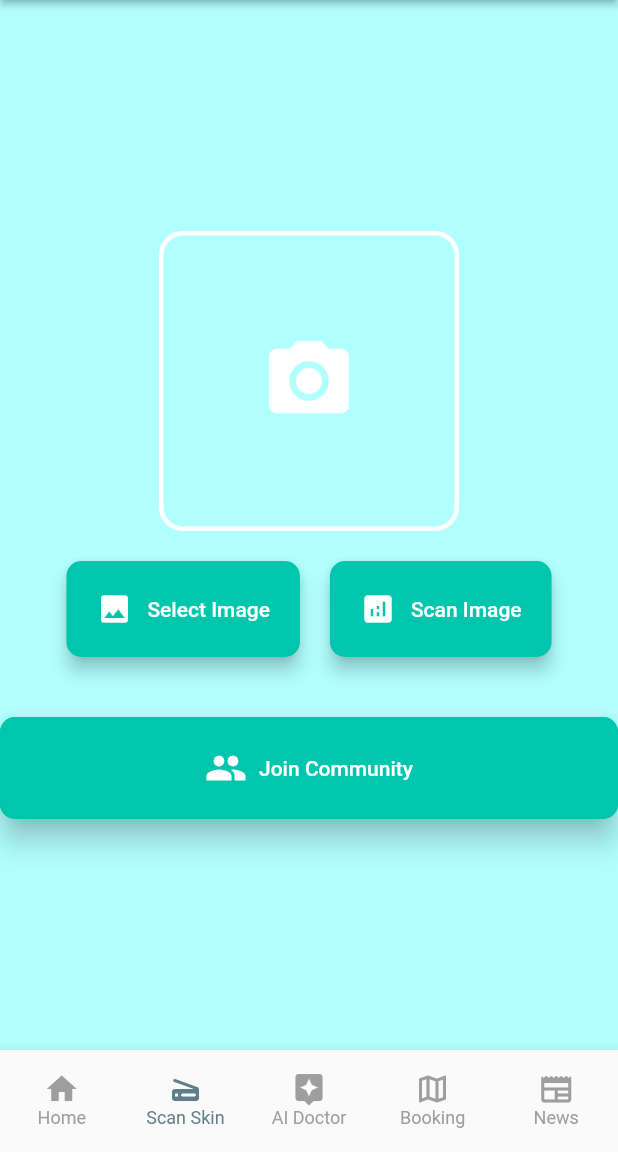
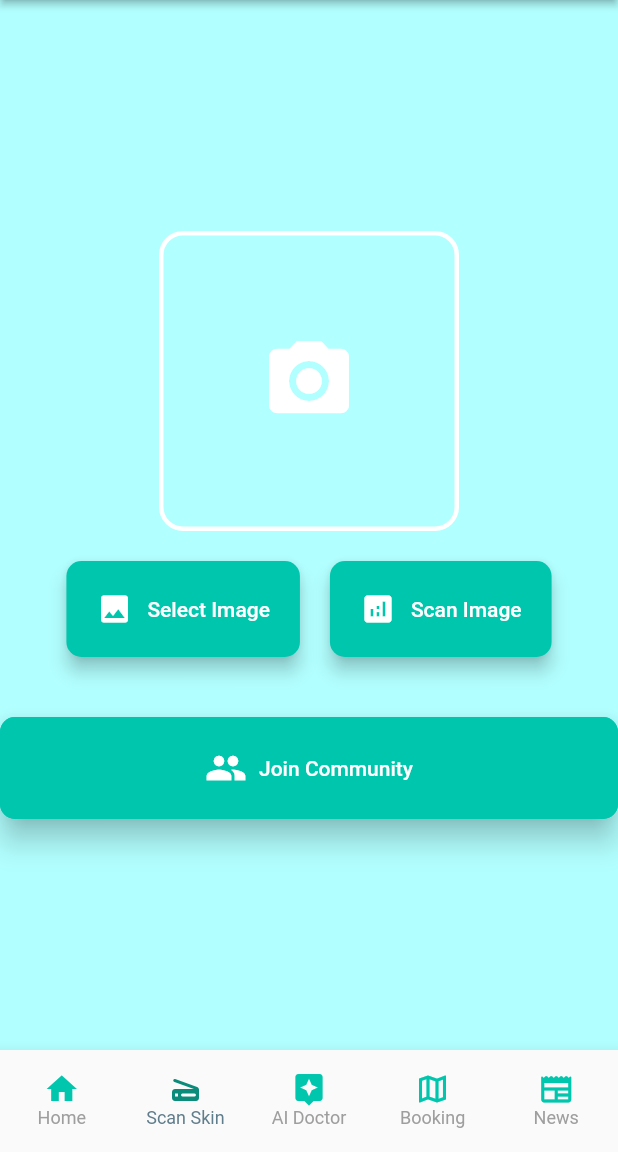
Before and after one commit to Muhammadurasheed/notchAI-complete, a Flutter app: the screen it shows after launch, item 2 of the bottom bar chosen, after a tap on "Scan Image", on a phone screen of 412 x 824 dp, the part 84-1236 px from its top. Run offline on Flutter 3.47's test engine with Material 2 defaults, Android fonts, the phone set to English and light mode, and no system bars; our stand-ins replace animated_text_kit, flutter_dotenv, flutter_spinkit, flutter_svg, gap, google_fonts and 1 more; missing offline and left inert: mongo_dart, scanning_effect.

Commit message:
news summary, scanning animation, and other pages worked on

```diff
--- a/lib/screens/bottom_navigation.dart
+++ b/lib/screens/bottom_navigation.dart
@@ -40,8 +40,8 @@ class _BottomNavBarState extends State<BottomNavBar> {
         showUnselectedLabels: false,
         showSelectedLabels: false,
         type: BottomNavigationBarType.fixed,
-        selectedItemColor: Colors.blueGrey,
-        unselectedItemColor: Colors.grey, // Changed unselected color to grey
+        selectedItemColor: const Color.fromARGB(255, 11, 140, 123),
+        unselectedItemColor: const Color(0xff00c6ad), // Changed unselected color to grey
         items: [
           _buildNavBarItem(Icons.home, "Home", 0),
           _buildNavBarItem(Icons.scanner_rounded, "Scan Skin", 1),
--- a/lib/screens/home_screen.dart
+++ b/lib/screens/home_screen.dart
@@ -2,7 +2,6 @@ import 'package:flutter/material.dart';
 import 'package:gap/gap.dart';
 import 'package:notchai_frontend/screens/ai_chat_screen.dart';
 import 'package:notchai_frontend/pages/doctor_home.dart';
-import 'package:notchai_frontend/utils/app_styles.dart';
 
 class HomeScreen extends StatelessWidget {
   const HomeScreen({super.key});
@@ -10,8 +9,9 @@ class HomeScreen extends StatelessWidget {
   @override
   Widget build(BuildContext context) {
     return Scaffold(
-      backgroundColor: Styles.bgColor,
-      body: ListView(
+      backgroundColor: const Color(0xFF00C6AD),
+      body: SingleChildScrollView(
+        child: Column(
           children: [
             Container(
               padding: const EdgeInsets.symmetric(horizontal: 10),
@@ -21,17 +21,24 @@ class HomeScreen extends StatelessWidget {
                   Row(
                     mainAxisAlignment: MainAxisAlignment.spaceBetween,
                     children: [
-                    Column(
+                      const Column(
                         crossAxisAlignment: CrossAxisAlignment.start,
                         children: [
                           Text(
                             "Good Morning",
-                          style: Styles.headlineStyle3,
+                            style: TextStyle(
+                              color: Colors.white,
+                              fontSize: 28,
+                              fontWeight: FontWeight.bold,
                             ),
-                        const Gap(5),
+                          ),
+                          Gap(5),
                           Text(
-                          "Your Health Our Priority",
-                          style: Styles.headlineStyle1,
+                            "Your Health, Our Priority!",
+                            style: TextStyle(
+                              color: Colors.white,
+                              fontSize: 18,
+                            ),
                           ),
                         ],
                       ),
@@ -52,40 +59,37 @@ class HomeScreen extends StatelessWidget {
                   Container(
                     decoration: BoxDecoration(
                       borderRadius: BorderRadius.circular(8),
-                    color: Colors.white70,
+                      color: const Color(0xFFB2FFFF),
                     ),
-                  child: Row(
+                    child: const Row(
                       children: [
-                      const Icon(
+                        Icon(
                           Icons.search,
                           color: Colors.blueGrey,
                         ),
                         Text(
                           "Search",
-                        style: Styles.headlineStyle3,
+                          style: TextStyle(
+                            color: Colors.blueGrey,
+                            fontSize: 18,
+                          ),
                         ),
                       ],
                     ),
                   ),
                   const Gap(40),
-                Row(
+                  const Row(
                     mainAxisAlignment: MainAxisAlignment.spaceBetween,
                     children: [
                       Text(
-                      "Health Records",
-                      style: Styles.headlineStyle3,
-                    ),
-                    InkWell(
-                      onTap: () {
-                        // ignore: avoid_print
-                        print("you tap view all");
-                      },
-                      child: Text(
-                        "View All",
-                        style:
-                            Styles.textStyle.copyWith(color: Colors.blueGrey),
+                        "Welcome to NotchAI 👋🤗🎉💗",
+                        style: TextStyle(
+                          color: Colors.white,
+                          fontSize: 20,
+                          fontWeight: FontWeight.bold,
                         ),
                       ),
+
                     ],
                   ),
                 ],
@@ -103,9 +107,13 @@ class HomeScreen extends StatelessWidget {
                   Row(
                     mainAxisAlignment: MainAxisAlignment.spaceBetween,
                     children: [
-                    Text(
+                      const Text(
                         "Appointment Categories",
-                      style: Styles.headlineStyle3,
+                        style: TextStyle(
+                          color: Colors.white,
+                          fontSize: 18,
+                          fontWeight: FontWeight.bold,
+                        ),
                       ),
                       ElevatedButton(
                         onPressed: () {
@@ -118,7 +126,7 @@ class HomeScreen extends StatelessWidget {
                           backgroundColor: const Color(0xFF097969),
                           foregroundColor: Colors.white,
                         ),
-                      child: const Text("View All"),
+                        child: const Text("Explore"),
                       ),
                     ],
                   ),
@@ -145,9 +153,13 @@ class HomeScreen extends StatelessWidget {
                   Row(
                     mainAxisAlignment: MainAxisAlignment.spaceBetween,
                     children: [
-                    Text(
+                      const Text(
                         "AI Recommendations",
-                      style: Styles.headlineStyle3,
+                        style: TextStyle(
+                          color: Colors.white,
+                          fontSize: 18,
+                          fontWeight: FontWeight.bold,
+                        ),
                       ),
                       ElevatedButton(
                         onPressed: () {
@@ -159,9 +171,7 @@ class HomeScreen extends StatelessWidget {
                           backgroundColor: const Color(0xFF097969),
                           foregroundColor: Colors.white,
                         ),
-                      child: const Text(
-                        "View All",
-                      ),
+                        child: const Text("Explore"),
                       ),
                     ],
                   ),
@@ -180,6 +190,7 @@ class HomeScreen extends StatelessWidget {
               ),
             ),
           ],
+        ),
       ),
     );
   }
@@ -206,7 +217,10 @@ class HomeScreen extends StatelessWidget {
         const Gap(8),
         Text(
           title,
-          style: Styles.textStyle.copyWith(color: Colors.blueGrey),
+          style: const TextStyle(
+            color: Colors.white,
+            fontSize: 14,
+          ),
         ),
       ],
     );
@@ -234,7 +248,10 @@ class HomeScreen extends StatelessWidget {
         const Gap(8),
         Text(
           title,
-          style: Styles.textStyle.copyWith(color: Colors.blueGrey),
+          style: const TextStyle(
+            color: Colors.white,
+            fontSize: 14,
+          ),
         ),
       ],
     );
@@ -242,6 +259,8 @@ class HomeScreen extends StatelessWidget {
 }
 
 class AppointmentCategoriesPage extends StatelessWidget {
+  const AppointmentCategoriesPage({super.key});
+
   @override
   Widget build(BuildContext context) {
     return Scaffold(
--- a/lib/screens/scan_skin.dart
+++ b/lib/screens/scan_skin.dart
@@ -4,16 +4,16 @@ import 'dart:convert';
 import 'package:image_picker/image_picker.dart';
 import 'package:flutter_dotenv/flutter_dotenv.dart';
 import 'dart:io';
-
 import 'package:notchai_frontend/screens/community_home_screen.dart';
 import 'package:notchai_frontend/services/assets_manager.dart';
 import 'package:notchai_frontend/services/services.dart';
+import 'package:scanning_effect/scanning_effect.dart';
+import 'package:animated_text_kit/animated_text_kit.dart'; // Import the package
 
 class ScanTech extends StatefulWidget {
   const ScanTech({Key? key}) : super(key: key);
 
   @override
-  // ignore: library_private_types_in_public_api
   _ScanTechState createState() => _ScanTechState();
 }
 
@@ -23,6 +23,7 @@ class _ScanTechState extends State<ScanTech> {
   static final openaiApikey = dotenv.env["OPENAI_API_KEY"];
   static final autodermApikey = dotenv.env["Autoderm_API_KEY"];
   bool isAnalyzing = false;
+  bool showResultText = false; // Control text animation
 
   Future<void> _selectImage() async {
     final pickedFile = await ImagePicker().pickImage(source: ImageSource.gallery);
@@ -102,13 +103,11 @@ class _ScanTechState extends State<ScanTech> {
               .reduce((a, b) => a.confidence > b.confidence ? a : b);
 
           highestAccuracyPrediction = highestConfidencePrediction;
-
-          setState(() {});
         } else {
-          // print('Error: ${response.reasonPhrase}');
+          // Handle error
         }
       } catch (e) {
-        // print('Error: $e');
+        // Handle error
       } finally {
         setState(() {
           isAnalyzing = false;
@@ -126,7 +125,7 @@ class _ScanTechState extends State<ScanTech> {
           AssetsManager.notchaiLogo,
           fit: BoxFit.contain,
         ),
-        backgroundColor: const Color(0xFF00C6AD), // App bar background color
+        backgroundColor: const Color(0xFF00C6AD),
         title: const Text("ScanSkin"),
         actions: [
           IconButton(
@@ -144,7 +143,7 @@ class _ScanTechState extends State<ScanTech> {
               gradient: LinearGradient(
                 begin: Alignment.topLeft,
                 end: Alignment.bottomRight,
-                colors: [Color(0xFFB2FFFF), Color(0xFFB2FFFF)], // Background gradient color
+                colors: [Color(0xFFB2FFFF), Color(0xFFB2FFFF)],
               ),
             ),
           ),
@@ -164,7 +163,21 @@ class _ScanTechState extends State<ScanTech> {
                       ),
                       borderRadius: BorderRadius.circular(16),
                     ),
-                    child: selectedImage != null
+                    child: isAnalyzing
+                        ? Stack(
+                            alignment: Alignment.center,
+                            children: [
+                              Image.file(selectedImage!, fit: BoxFit.cover),
+                              const ScanningEffect(
+                                scanningColor: Colors.green,
+                                borderLineColor: Color(0xFF00C6AD),
+                                delay: Duration(seconds: 1),
+                                duration: Duration(seconds: 2),
+                                child: SizedBox(),
+                              )
+                            ],
+                          )
+                        : selectedImage != null
                             ? Image.file(selectedImage!, fit: BoxFit.cover)
                             : const Icon(
                                 Icons.camera_alt,
@@ -180,7 +193,7 @@ class _ScanTechState extends State<ScanTech> {
                         onPressed: _selectImage,
                         style: ElevatedButton.styleFrom(
                           foregroundColor: Colors.white,
-                          backgroundColor: const Color(0xFF00C6AD), // Button background color
+                          backgroundColor: const Color(0xFF00C6AD),
                           elevation: 5,
                           shadowColor: Colors.black,
                           shape: RoundedRectangleBorder(
@@ -201,7 +214,7 @@ class _ScanTechState extends State<ScanTech> {
                         onPressed: () => _analyzeImage(),
                         style: ElevatedButton.styleFrom(
                           foregroundColor: Colors.white,
-                          backgroundColor: const Color(0xFF00C6AD), // Button background color
+                          backgroundColor: const Color(0xFF00C6AD),
                           elevation: 5,
                           shadowColor: Colors.black,
                           shape: RoundedRectangleBorder(
@@ -210,7 +223,19 @@ class _ScanTechState extends State<ScanTech> {
                           padding: const EdgeInsets.all(20),
                         ),
                         child: isAnalyzing
-                            ? const CircularProgressIndicator()
+                            ? const Stack(
+                                alignment: Alignment.center,
+                                children: [
+                                  Text('Scanning Image'), // Show text
+                                  ScanningEffect(
+                                    scanningColor: Colors.green,
+                                    borderLineColor: Color(0xFF00C6AD),
+                                    delay: Duration(seconds: 1),
+                                    duration: Duration(seconds: 2),
+                                    child: SizedBox(),
+                                  )
+                                ],
+                              )
                             : const Row(
                                 children: <Widget>[
                                   Icon(Icons.analytics),
@@ -236,7 +261,7 @@ class _ScanTechState extends State<ScanTech> {
                           const Text(
                             'Diagnostic Result',
                             style: TextStyle(
-                              color: Color(0xFF00C6AD), // Text color
+                              color: Color(0xFF00C6AD),
                               fontSize: 24,
                               fontWeight: FontWeight.bold,
                             ),
@@ -246,29 +271,23 @@ class _ScanTechState extends State<ScanTech> {
                             padding: const EdgeInsets.all(16),
                             decoration: BoxDecoration(
                               color: Colors.white,
-                              border: Border.all(color: const Color(0xFF00C6AD)), // Border color
+                              border: Border.all(color: const Color(0xFF00C6AD)),
                               borderRadius: BorderRadius.circular(10),
                             ),
                             child: Column(
                               crossAxisAlignment: CrossAxisAlignment.start,
                               children: <Widget>[
-                                Text(
-                                  highestAccuracyPrediction!.name,
-                                  style: const TextStyle(
-                                    color: Color(0xFF00C6AD), // Text color
-                                    fontSize: 18,
-                                  ),
-                                ),
-                                if (!highestAccuracyPrediction!.showCausesAndRecommendations)
+                                if (!showResultText)
                                   ElevatedButton(
                                     onPressed: () {
                                       setState(() {
                                         highestAccuracyPrediction?.showCausesAndRecommendations = true;
+                                        showResultText = true; // Start the text animation
                                       });
                                     },
                                     style: ElevatedButton.styleFrom(
                                       foregroundColor: Colors.white,
-                                      backgroundColor: const Color(0xFF00C6AD), // Button background color
+                                      backgroundColor: const Color(0xFF00C6AD),
                                       elevation: 5,
                                       shadowColor: Colors.black,
                                       shape: RoundedRectangleBorder(
@@ -277,6 +296,17 @@ class _ScanTechState extends State<ScanTech> {
                                       padding: const EdgeInsets.all(20),
                                     ),
                                     child: const Text('Causes and Recommendations'),
+                                  ),
+                                if (showResultText)
+                                  // ignore: deprecated_member_use
+                                  TyperAnimatedTextKit(
+                                    text: [highestAccuracyPrediction!.name],
+                                    isRepeatingAnimation: false,
+                                    speed: const Duration(milliseconds: 60),
+                                    textStyle: const TextStyle(
+                                      color: Color(0xFF00C6AD),
+                                      fontSize: 18,
+                                    ),
                                   ),
                               ],
                             ),
@@ -300,7 +330,7 @@ class _ScanTechState extends State<ScanTech> {
                                         style: TextStyle(
                                           fontSize: 20,
                                           fontWeight: FontWeight.bold,
-                                          color: Color(0xFF00C6AD), // Text color
+                                          color: Color(0xFF00C6AD),
                                         ),
                                       ),
                                       if (causesAndRecommendations != null)
@@ -308,8 +338,8 @@ class _ScanTechState extends State<ScanTech> {
                                           Text(
                                             '- $item',
                                             style: const TextStyle(
-                                              color: Color(0xFF00C6AD), // Text color
-                                              fontSize: 16,
+                                              color: Color(0xFF00C6AD),
+                                              fontSize: 18,
                                             ),
                                           ),
                                     ],
@@ -329,7 +359,7 @@ class _ScanTechState extends State<ScanTech> {
                     },
                     style: ElevatedButton.styleFrom(
                       foregroundColor: Colors.white,
-                      backgroundColor: const Color(0xFF00C6AD), // Button background color
+                      backgroundColor: const Color(0xFF00C6AD),
                       elevation: 8,
                       shadowColor: Colors.black,
                       shape: RoundedRectangleBorder(
@@ -338,7 +368,7 @@ class _ScanTechState extends State<ScanTech> {
                       padding: const EdgeInsets.all(20),
                       minimumSize: const Size(double.infinity, 50),
                       side: const BorderSide(
-                        color: Color(0xFF00C6AD), // Border color
+                        color: Color(0xFF00C6AD),
                         width: 2,
                       ),
                     ),
@@ -366,3 +396,16 @@ class Prediction {
     this.showCausesAndRecommendations = false,
   });
 }
+
+class ImagePlaceholder extends StatelessWidget {
+  const ImagePlaceholder({Key? key});
+
+  @override
+  Widget build(BuildContext context) {
+    return const Icon(
+      Icons.camera_alt,
+      color: Colors.white,
+      size: 64,
+    );
+  }
+}
--- a/pubspec.yaml
+++ b/pubspec.yaml
@@ -50,6 +50,7 @@ dependencies:
   # The following adds the Cupertino Icons font to your application.
   # Use with the CupertinoIcons class for iOS style icons.
   cupertino_icons: ^1.0.2
+  scanning_effect: ^1.0.4
 
 dev_dependencies:
   flutter_test:
```
Also changed, not shown: lib/screens/health_news.dart (+45 -28 lines), lib/screens/scanAnimation.dart (added, +426 -0 lines), pubspec.lock. Lines whose indentation alone changed are shown as unchanged.
